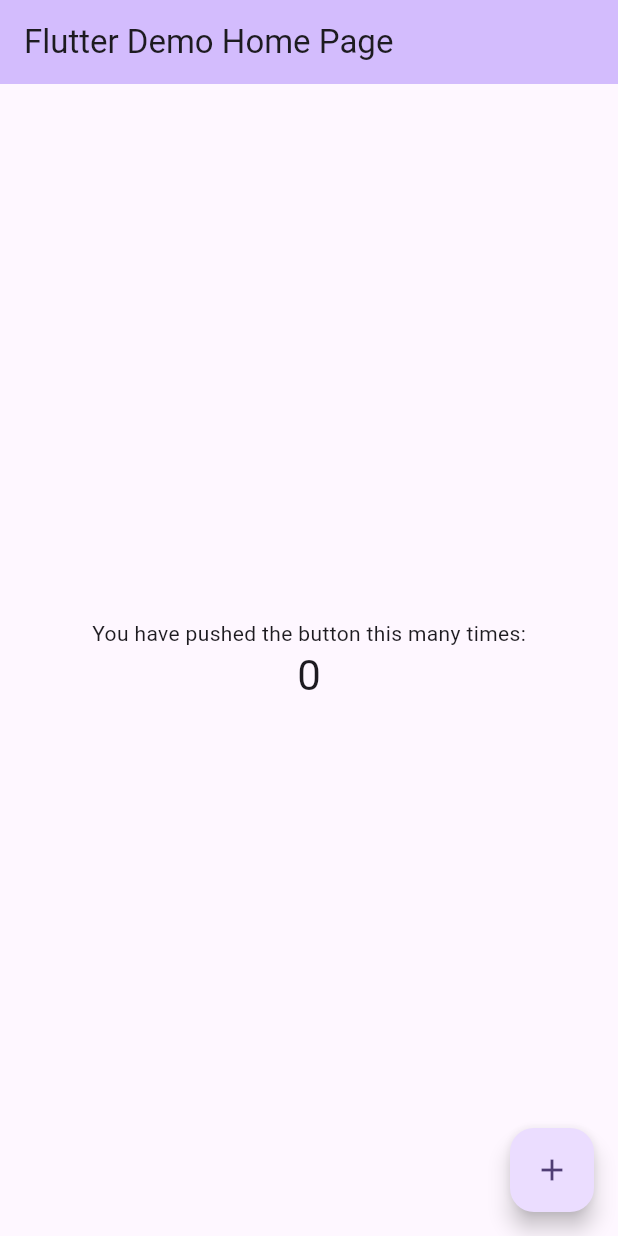
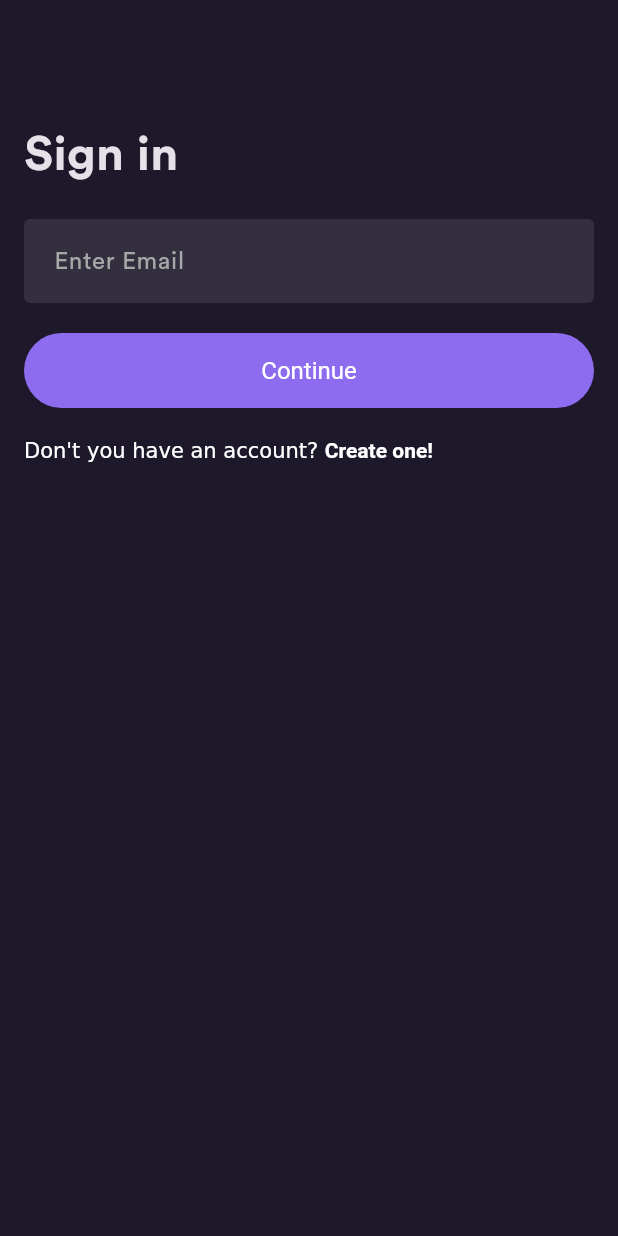
Before and after one commit to carbon-ahs/flutter_ecom_app, a Flutter app: the screen it shows after launch, on a phone screen of 412 x 824 dp. Run offline on Flutter 3.47's test engine with Material 3 defaults, Android fonts, the phone set to English and light mode, and no system bars; our stand-ins replace flutter_bloc, flutter_svg.

Commit message:
splash complete

```diff
--- a/analysis_options.yaml
+++ b/analysis_options.yaml
@@ -7,7 +7,11 @@
 
 # The following line activates a set of recommended lints for Flutter apps,
 # packages, and plugins designed to encourage good coding practices.
-include: package:flutter_lints/flutter.yaml
+analyzer:
+  errors:
+    prefer_const_constructors: ignore
+
+# include: package:flutter_lints/flutter.yaml
 
 linter:
   # The lint rules applied to this project can be customized in the
--- /dev/null
+++ b/lib/common/widgets/button/basic_app_button.dart
@@ -0,0 +1,30 @@
+import 'package:flutter/material.dart';
+
+class BasicAppButton extends StatelessWidget {
+  final VoidCallback onPressed;
+  final String title;
+  final double ? height;
+  const BasicAppButton({
+    required this.onPressed,
+    required this.title,
+    this.height,
+    super.key
+  });
+
+  @override
+  Widget build(BuildContext context) {
+    return ElevatedButton(
+      onPressed: onPressed,
+      style: ElevatedButton.styleFrom(
+        minimumSize: Size.fromHeight(height ?? 50),
+      ),
+      child: Text(
+        title,
+        style: const TextStyle(
+          color: Colors.white,
+          fontWeight: FontWeight.w400
+        ),
+      )
+    );
+  }
+}
--- /dev/null
+++ b/lib/core/configs/assets/app_vectors.dart
@@ -0,0 +1,6 @@
+class AppVectors {
+
+  static const basePath = 'assets/vectors/';
+  static const format = '.svg';
+  static const appLogo = '${basePath}logo$format';
+}
--- /dev/null
+++ b/lib/core/configs/theme/app_colors.dart
@@ -0,0 +1,8 @@
+import 'package:flutter/material.dart';
+
+class AppColors {
+
+  static const primary = Color(0xff8E6CEF);
+  static const background = Color(0xff1D182A);
+  static const secondBackground = Color(0xff342F3F);
+}
--- /dev/null
+++ b/lib/core/configs/theme/app_theme.dart
@@ -0,0 +1,41 @@
+import 'package:flutter/material.dart';
+
+import 'app_colors.dart';
+
+class AppTheme {
+
+
+  static final appTheme = ThemeData(
+    primaryColor: AppColors.primary,
+    scaffoldBackgroundColor: AppColors.background,
+    brightness: Brightness.dark,
+    fontFamily: 'CircularStd',
+    inputDecorationTheme: InputDecorationTheme(
+        filled: true,
+        fillColor: AppColors.secondBackground ,
+        hintStyle: const TextStyle(
+          color: Color(0xffA7A7A7),
+          fontWeight: FontWeight.w400,
+        ),
+        contentPadding: const EdgeInsets.all(16),
+        border: OutlineInputBorder(
+          borderRadius: BorderRadius.circular(4),
+          borderSide: BorderSide.none
+        ),
+        enabledBorder: OutlineInputBorder(
+          borderRadius: BorderRadius.circular(4),
+          borderSide: BorderSide.none
+        )
+      ),
+    elevatedButtonTheme: ElevatedButtonThemeData(
+      style: ElevatedButton.styleFrom(
+        backgroundColor: AppColors.primary,
+        elevation: 0,
+        textStyle: const TextStyle(fontSize: 16,fontWeight: FontWeight.w400),
+        shape: RoundedRectangleBorder(
+          borderRadius: BorderRadius.circular(100)
+        )
+      )
+    )
+  );
+}
--- a/lib/main.dart
+++ b/lib/main.dart
@@ -1,99 +1,26 @@
+import 'package:ecom_app/core/configs/theme/app_theme.dart';
+import 'package:ecom_app/presentation/splash/pages/splash.dart';
 import 'package:flutter/material.dart';
+import 'package:flutter_bloc/flutter_bloc.dart';
+
+import 'presentation/splash/bloc/splash_cubit.dart';
 
 void main() {
   runApp(const MyApp());
 }
 
 class MyApp extends StatelessWidget {
-  const MyApp({super.key});
+  const MyApp({Key? key}) : super(key: key);
 
-  // This widget is the root of your application.
   @override
   Widget build(BuildContext context) {
-    return MaterialApp(
-      title: 'Flutter Demo',
-      theme: ThemeData(
-        colorScheme: ColorScheme.fromSeed(seedColor: Colors.deepPurple),
-        useMaterial3: true,
+    return BlocProvider(
+      create: (context) => SplashCubit()..appStarted(),
+      child: MaterialApp(
+        theme: AppTheme.appTheme,
+        debugShowCheckedModeBanner: true,
+        home: SplashPage(),
       ),
-      home: const MyHomePage(title: 'Flutter Demo Home Page'),
     );
   }
 }
-
-class MyHomePage extends StatefulWidget {
-  const MyHomePage({super.key, required this.title});
-
-
-
-  final String title;
-
-  @override
-  State<MyHomePage> createState() => _MyHomePageState();
-}
-
-class _MyHomePageState extends State<MyHomePage> {
-  int _counter = 0;
-
-  void _incrementCounter() {
-    setState(() {
-
-      _counter++;
-    });
-  }
-
-  @override
-  Widget build(BuildContext context) {
-    // This method is rerun every time setState is called, for instance as done
-    // by the _incrementCounter method above.
-    //
-    // The Flutter framework has been optimized to make rerunning build methods
-    // fast, so that you can just rebuild anything that needs updating rather
-    // than having to individually change instances of widgets.
-    return Scaffold(
-      appBar: AppBar(
-        // TRY THIS: Try changing the color here to a specific color (to
-        // Colors.amber, perhaps?) and trigger a hot reload to see the AppBar
-        // change color while the other colors stay the same.
-        backgroundColor: Theme.of(context).colorScheme.inversePrimary,
-        // Here we take the value from the MyHomePage object that was created by
-        // the App.build method, and use it to set our appbar title.
-        title: Text(widget.title),
-      ),
-      body: Center(
-        // Center is a layout widget. It takes a single child and positions it
-        // in the middle of the parent.
-        child: Column(
-          // Column is also a layout widget. It takes a list of children and
-          // arranges them vertically. By default, it sizes itself to fit its
-          // children horizontally, and tries to be as tall as its parent.
-          //
-          // Column has various properties to control how it sizes itself and
-          // how it positions its children. Here we use mainAxisAlignment to
-          // center the children vertically; the main axis here is the vertical
-          // axis because Columns are vertical (the cross axis would be
-          // horizontal).
-          //
-          // TRY THIS: Invoke "debug painting" (choose the "Toggle Debug Paint"
-          // action in the IDE, or press "p" in the console), to see the
-          // wireframe for each widget.
-          mainAxisAlignment: MainAxisAlignment.center,
-          children: <Widget>[
-            const Text(
-              'You have pushed the button this many times:',
-            ),
-            Text(
-              '$_counter',
-              style: Theme.of(context).textTheme.headlineMedium,
-            ),
-          ],
-        ),
-      ),
-      floatingActionButton: FloatingActionButton(
-        onPressed: _incrementCounter,
-        tooltip: 'Increment',
-        child: const Icon(Icons.add),
-      ), // This trailing comma makes auto-formatting nicer for build methods.
-    );
-  }
-}
--- /dev/null
+++ b/lib/presentation/auth/pages/signin.dart
@@ -0,0 +1,74 @@
+import 'package:ecom_app/common/helper/navigator/app_navigator.dart';
+import 'package:ecom_app/common/widgets/button/basic_app_button.dart';
+import 'package:ecom_app/core/configs/theme/app_colors.dart';
+import 'package:ecom_app/presentation/auth/pages/enter_password.dart';
+import 'package:flutter/material.dart';
+
+class SignInPage extends StatelessWidget {
+  const SignInPage({super.key});
+
+  @override
+  Widget build(BuildContext context) {
+    return Scaffold(
+      body: Padding(
+        padding: EdgeInsets.symmetric(
+          horizontal: 16,
+          vertical: 80,
+        ),
+        child: Column(
+          crossAxisAlignment: CrossAxisAlignment.start,
+          children: [
+            _signInText(context),
+            SizedBox(height: 20),
+            _emailField(context),
+            SizedBox(height: 20),
+            _continueButton(context),
+            SizedBox(height: 20),
+            _createAccount(context),
+          ],
+        ),
+      ),
+    );
+  }
+
+  Widget _signInText(BuildContext context) {
+    return Text(
+      "Sign in",
+      style: TextStyle(
+        fontSize: 32,
+        fontWeight: FontWeight.bold,
+      ),
+    );
+  }
+
+  Widget _emailField(BuildContext context) {
+    return TextField(
+      decoration: InputDecoration(
+        hintText: 'Enter Email',
+      ),
+    );
+  }
+
+  Widget _continueButton(BuildContext context) {
+    return BasicAppButton(
+      onPressed: () {
+        AppNavigator.push(context, EnterPasswordPage());
+      },
+      title: 'Continue',
+    );
+  }
+
+  Widget _createAccount(BuildContext context) {
+    return RichText(
+      text: TextSpan(children: [
+        TextSpan(text: "Don't you have an account? "),
+        TextSpan(
+          text: "Create one!",
+          style: TextStyle(
+            fontWeight: FontWeight.bold,
+          ),
+        ),
+      ]),
+    );
+  }
+}
--- /dev/null
+++ b/lib/presentation/splash/bloc/splash_cubit.dart
@@ -0,0 +1,11 @@
+import 'splash_state.dart';
+import 'package:flutter_bloc/flutter_bloc.dart';
+
+class SplashCubit extends Cubit<SplashState> {
+  SplashCubit() : super(DisplaySplash());
+
+  void appStarted() async {
+    await Future.delayed(const Duration(seconds: 2));
+    emit(UnAuthenticated());
+  }
+}
--- /dev/null
+++ b/lib/presentation/splash/bloc/splash_state.dart
@@ -0,0 +1,7 @@
+abstract class SplashState {}
+
+class DisplaySplash extends SplashState {}
+
+class Authenticated extends SplashState {}
+
+class UnAuthenticated extends SplashState {}
```
Also changed, not shown: lib/common/helper/navigator/app_navigator.dart (added, +18 -0 lines), lib/common/widgets/appbar/app_bar.dart (added, +53 -0 lines), lib/presentation/auth/pages/enter_password.dart (added, +72 -0 lines), lib/presentation/splash/pages/splash.dart (added, +33 -0 lines), pubspec.yaml (+25 -66 lines), assets/fonts/CircularStd-Black.ttf (added), assets/fonts/CircularStd-Bold.ttf (added), assets/fonts/CircularStd-Medium.ttf (added), assets/fonts/CircularStd-Regular.ttf (added), assets/vectors/logo.svg (added), pubspec.lock, 1 other file.
